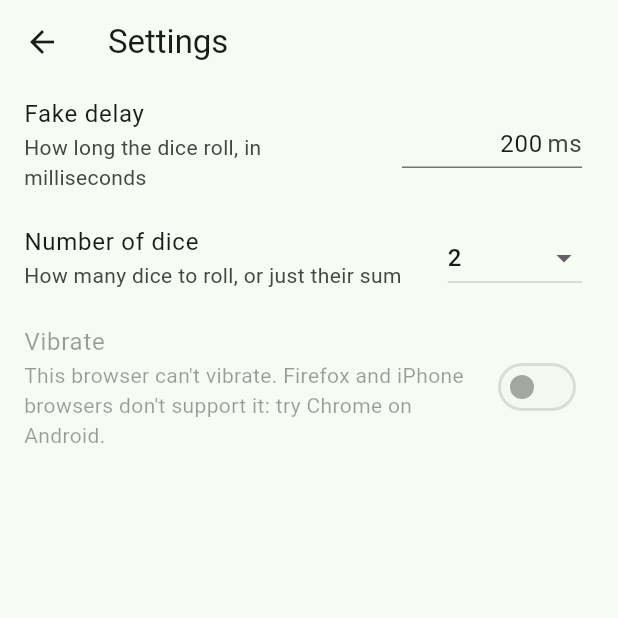
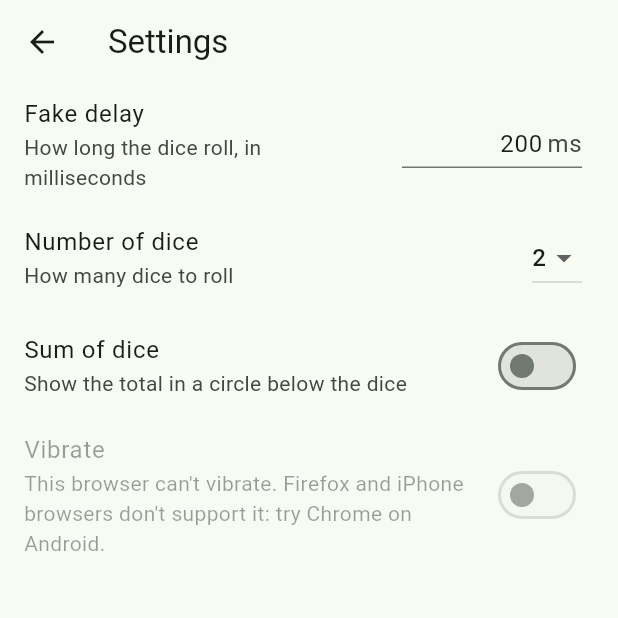
Before and after one commit to igorrosenberg/roll-the-dice, a Flutter app: the screen it shows after launch, after a tap on the "settings" icon, on a phone screen of 412 x 824 dp, the top half of it. Run offline on Flutter 3.47's test engine with Material 3 defaults, Android fonts, the phone set to English and light mode, and no system bars; our stand-ins replace material_ui, shared_preferences; missing offline and left inert: dart:js_interop.

Commit message:
Replace "Sum of N" with a "Sum of dice" on/off setting
The dice menu is 1 to 9 again. "Sum of dice" (off by default) shows
the total in a circle right below the dice grid.

Co-Authored-By: Claude Opus 5.5 <noreply@anthropic.com>
Claude-Session: https://claude.ai/code/session_01QVZQSFAXuHkV4pvYqkfkF9

```diff
--- a/lib/main.dart
+++ b/lib/main.dart
@@ -82,7 +82,7 @@ class _DicePageState extends State<DicePage>
   }
 
   void _onSettingsChanged() {
-    // Rebuild for a change of count or of sum mode; reroll on a new count.
+    // Rebuild for a change of count or of the sum setting; reroll on a new count.
     setState(() {
       if (_values.length != widget.settings.diceCount) _values = _rollAll();
     });
@@ -186,14 +186,32 @@ class _DicePageState extends State<DicePage>
     );
   }
 
-  /// The "Sum of N" mode: only the total of the dice, in a white circle.
-  Widget _sumCircle(Size space) {
-    final side = max(min(space.width, space.height), 0.0);
+  /// The dice grid, with the total in a circle below it when the "Sum of
+  /// dice" setting is on. The circle takes a fifth of the height at most.
+  Widget _diceAndSum(Size space) {
+    if (!widget.settings.showSum) return _diceGrid(space);
+    final circle = max(0.0, min(min(space.height / 5, space.width), 120.0));
     final total = _values.fold(0, (a, b) => a + b);
+    // Shrink the grid's space to its rows so the circle sits right under it.
+    final n = _values.length;
+    final gridSpace = Size(space.width, max(0.0, space.height - circle - _gap));
+    final (cols, side) = diceGridFor(n, gridSpace, _gap);
+    final rows = (n / cols).ceil();
+    final gridHeight = rows * side + (rows - 1) * _gap;
     return Center(
-      child: SizedBox.square(
-        dimension: side,
-        child: _tumbling(SumCircle(total: total, dice: _values.length), 1),
+      child: Column(
+        mainAxisSize: MainAxisSize.min,
+        children: [
+          SizedBox(
+            height: gridHeight,
+            child: _diceGrid(Size(space.width, gridHeight)),
+          ),
+          const SizedBox(height: _gap),
+          SizedBox.square(
+            dimension: circle,
+            child: SumCircle(total: total, dice: n),
+          ),
+        ],
       ),
     );
   }
@@ -214,9 +232,7 @@ class _DicePageState extends State<DicePage>
                   child: Padding(
                     padding: const EdgeInsets.all(24),
                     child: LayoutBuilder(
-                      builder: (context, box) => widget.settings.showSum
-                          ? _sumCircle(box.biggest)
-                          : _diceGrid(box.biggest),
+                      builder: (context, box) => _diceAndSum(box.biggest),
                     ),
                   ),
                 ),
@@ -257,7 +273,7 @@ class _DicePageState extends State<DicePage>
   return (best.$1, max(best.$2, 0.0));
 }
 
-/// The total of several dice, written big in a white circle.
+/// The total of the dice, written big in a white circle.
 class SumCircle extends StatelessWidget {
   const SumCircle({super.key, required this.total, required this.dice});
 
--- a/lib/settings.dart
+++ b/lib/settings.dart
@@ -19,8 +19,6 @@ class AppSettings extends ChangeNotifier {
   static const int minDiceCount = 1;
   static const int maxDiceCount = 9;
   static const String _diceCountKey = 'diceCount';
-  static const int minSumDice = 2;
-  static const int maxSumDice = 5;
   static const String _showSumKey = 'showSum';
 
   final SharedPreferences _prefs;
@@ -33,18 +31,15 @@ class AppSettings extends ChangeNotifier {
     final prefs = await SharedPreferences.getInstance();
     final stored = prefs.getInt(_delayKey);
     final storedCount = prefs.getInt(_diceCountKey);
-    final settings = AppSettings._(
+    return AppSettings._(
       prefs,
       stored != null && isValidDelay(stored) ? stored : defaultDelayMs,
       prefs.getBool(_vibrateKey) ?? false,
       storedCount != null && isValidDiceCount(storedCount)
           ? storedCount
           : defaultDiceCount,
-      false,
-    ).._showSum = prefs.getBool(_showSumKey) ?? false;
-    // Fix a stored combination that is not offered (e.g. sum of 9 dice).
-    if (!isValidSumCount(settings.diceCount)) settings._showSum = false;
-    return settings;
+      prefs.getBool(_showSumKey) ?? false,
+    );
   }
 
   /// A delay must be a positive integer below 5000 ms.
@@ -52,9 +47,6 @@ class AppSettings extends ChangeNotifier {
 
   /// The number of dice must be 1 to 9.
   static bool isValidDiceCount(int n) => n >= minDiceCount && n <= maxDiceCount;
-
-  /// "Sum of N" is offered for 2 to 5 dice.
-  static bool isValidSumCount(int n) => n >= minSumDice && n <= maxSumDice;
 
   /// How long the dice roll before showing the result, in milliseconds.
   int get delayMs => _delayMs;
@@ -65,22 +57,22 @@ class AppSettings extends ChangeNotifier {
   /// How many dice the main page shows and rolls.
   int get diceCount => _diceCount;
 
-  /// Whether the main page shows only the total of the dice, in a circle,
-  /// instead of the dice themselves.
+  /// Whether the main page shows the total of the dice, in a circle below
+  /// them.
   bool get showSum => _showSum;
 
-  /// Sets the number of dice and whether to show their sum together, as the
-  /// settings menu offers them: 1 to 9 dice, or the sum of 2 to 5 dice.
-  void setDice(int count, {bool showSum = false}) {
-    if (!isValidDiceCount(count)) throw ArgumentError.value(count, 'count');
-    if (showSum && !isValidSumCount(count)) {
-      throw ArgumentError.value(count, 'count', 'no sum for this many dice');
-    }
-    if (count == _diceCount && showSum == _showSum) return;
-    _diceCount = count;
-    _showSum = showSum;
-    _prefs.setInt(_diceCountKey, count);
-    _prefs.setBool(_showSumKey, showSum);
+  set diceCount(int n) {
+    if (!isValidDiceCount(n)) throw ArgumentError.value(n, 'n');
+    if (n == _diceCount) return;
+    _diceCount = n;
+    _prefs.setInt(_diceCountKey, n);
+    notifyListeners();
+  }
+
+  set showSum(bool on) {
+    if (on == _showSum) return;
+    _showSum = on;
+    _prefs.setBool(_showSumKey, on);
     notifyListeners();
   }
 
--- a/lib/settings_page.dart
+++ b/lib/settings_page.dart
@@ -84,32 +84,29 @@ class _SettingsPageState extends State<SettingsPage> {
               ),
             ListTile(
               title: const Text('Number of dice'),
-              subtitle: const Text('How many dice to roll, or just their sum'),
-              trailing: DropdownButton<(int, bool)>(
+              subtitle: const Text('How many dice to roll'),
+              trailing: DropdownButton<int>(
                 key: const Key('diceCountField'),
-                value: (widget.settings.diceCount, widget.settings.showSum),
+                value: widget.settings.diceCount,
                 items: [
                   for (
                     var n = AppSettings.minDiceCount;
                     n <= AppSettings.maxDiceCount;
                     n++
                   )
-                    DropdownMenuItem(value: (n, false), child: Text('$n')),
-                  for (
-                    var n = AppSettings.minSumDice;
-                    n <= AppSettings.maxSumDice;
-                    n++
-                  )
-                    DropdownMenuItem(
-                      value: (n, true),
-                      child: Text('Sum of $n'),
-                    ),
+                    DropdownMenuItem(value: n, child: Text('$n')),
                 ],
-                onChanged: (choice) {
-                  if (choice == null) return;
-                  widget.settings.setDice(choice.$1, showSum: choice.$2);
+                onChanged: (n) {
+                  if (n != null) widget.settings.diceCount = n;
                 },
               ),
+            ),
+            SwitchListTile(
+              key: const Key('showSumSwitch'),
+              title: const Text('Sum of dice'),
+              subtitle: const Text('Show the total in a circle below the dice'),
+              value: widget.settings.showSum,
+              onChanged: (on) => widget.settings.showSum = on,
             ),
             SwitchListTile(
               key: const Key('vibrateSwitch'),
```
Also changed, not shown: 2 other files.
